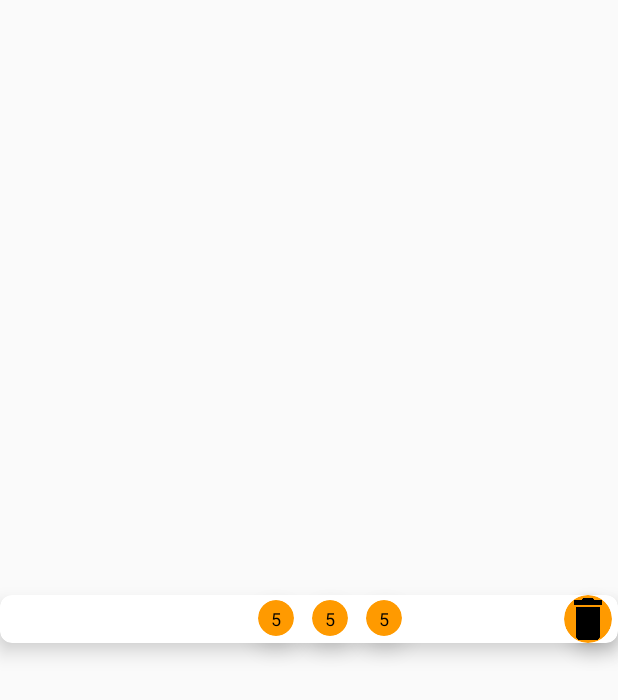
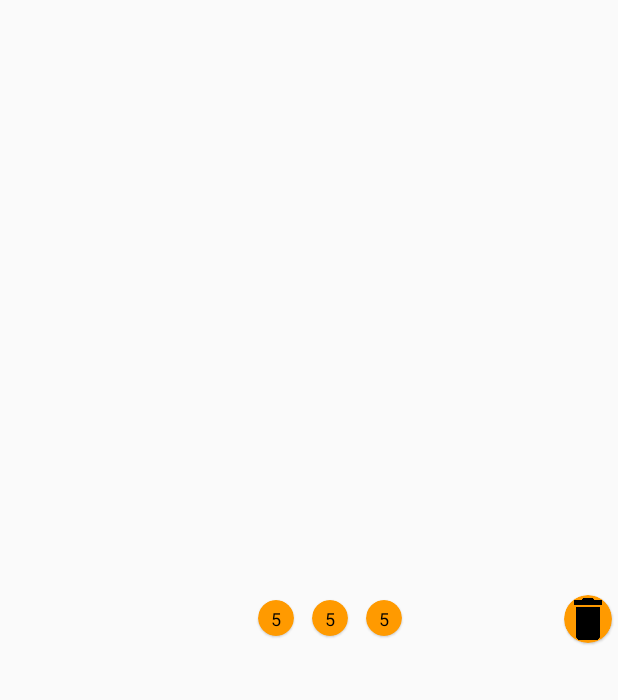
Before and after one commit to mdrewry/IntervalTimer, an Android app: the layout timermainview.xml on its own in the app's theme, with its tools: preview values and no code run, on a phone screen of 412 x 824 dp. Shown: the top 700 px of the screen. Run offline under Robolectric (Android 15) with nearby library versions, the phone set to English and light mode, and no system bars.

Commit message:
minor bug fixes and ui improvements

```diff
--- a/app/src/main/java/com/markdrewry/intervaltimer/MainActivity.java
+++ b/app/src/main/java/com/markdrewry/intervaltimer/MainActivity.java
@@ -222,6 +222,7 @@ public class MainActivity extends AppCompatActivity {
             lengthIntervalInList.setText(""+timers.get(position).getIntervalLength());
             lengthBreakInList.setText(""+timers.get(position).getBreakLength());
             timerName.setText(timers.get(position).getName());
+            itemView.setBackgroundResource(R.drawable.listviewselector);
             if(MainActivity.edit) {
                 deleteB.setVisibility(View.VISIBLE);
                 cardViewDelete.setVisibility(View.VISIBLE);
--- a/app/src/main/java/com/markdrewry/intervaltimer/addTimer.java
+++ b/app/src/main/java/com/markdrewry/intervaltimer/addTimer.java
@@ -43,8 +43,8 @@ public class addTimer extends AppCompatActivity {
             @Override
             public void onClick(View v) {
                 if(!nameText.getText().toString().equals("") && !numIntText.getText().toString().equals("") && !lenInt.getText().toString().equals("") && !lenBreak.getText().toString().equals("")){
-                    if(nameText.getText().length()>10){
-                        Toast.makeText(addTimer.this, "Name must be less than 12 characters",Toast.LENGTH_SHORT).show();
+                    if(nameText.getText().length()>=11){
+                        Toast.makeText(addTimer.this, "Name must be 10 or less characters",Toast.LENGTH_SHORT).show();
                     }
                     else {
                         createTimer();
--- a/app/src/main/res/layout/timermainview.xml
+++ b/app/src/main/res/layout/timermainview.xml
@@ -3,20 +3,9 @@
     xmlns:app="http://schemas.android.com/apk/res-auto"
     android:orientation="horizontal"
     android:layout_width="match_parent"
-    android:layout_height="match_parent">
+    android:layout_height="match_parent"
+    >
 
-    <androidx.cardview.widget.CardView
-        android:id="@+id/cardViewMain"
-        android:layout_width="match_parent"
-        android:layout_height="32dp"
-        app:layout_constraintStart_toStartOf="@id/nameOfTimerInList"
-        app:layout_constraintEnd_toEndOf="@id/nameOfTimerInList"
-        app:layout_constraintTop_toTopOf="@id/nameOfTimerInList"
-        app:layout_constraintBottom_toBottomOf="@id/nameOfTimerInList"
-        app:cardElevation="8dp"
-        app:cardCornerRadius="8dp"
-        app:cardBackgroundColor="?attr/colorPrimary"
-        ></androidx.cardview.widget.CardView>
     <androidx.cardview.widget.CardView
         android:id="@+id/cardViewDelete"
         android:layout_width="32dp"
@@ -25,7 +14,7 @@
         app:layout_constraintEnd_toEndOf="@id/deleteTimerButton"
         app:layout_constraintTop_toTopOf="@id/deleteTimerButton"
         app:layout_constraintBottom_toBottomOf="@id/deleteTimerButton"
-        app:cardElevation="8dp"
+        app:cardElevation="1dp"
         app:cardCornerRadius="16dp"
         app:cardBackgroundColor="?attr/colorAccent"
         ></androidx.cardview.widget.CardView>
@@ -37,7 +26,7 @@
         app:layout_constraintTop_toTopOf="parent"
         app:layout_constraintBottom_toBottomOf="parent"
         android:layout_marginStart="12dp"
-        app:cardElevation="8dp"
+        app:cardElevation="1dp"
         app:cardCornerRadius="12dp"
         app:cardBackgroundColor="?attr/colorAccent"
         ></androidx.cardview.widget.CardView>
@@ -49,7 +38,7 @@
         app:layout_constraintTop_toTopOf="parent"
         app:layout_constraintBottom_toBottomOf="parent"
         android:layout_marginStart="12dp"
-        app:cardElevation="8dp"
+        app:cardElevation="1dp"
         app:cardCornerRadius="12dp"
         app:cardBackgroundColor="?attr/colorAccent"
         ></androidx.cardview.widget.CardView>
@@ -61,7 +50,7 @@
         app:layout_constraintTop_toTopOf="parent"
         app:layout_constraintBottom_toBottomOf="parent"
         android:layout_marginStart="12dp"
-        app:cardElevation="8dp"
+        app:cardElevation="1dp"
         app:cardCornerRadius="12dp"
         app:cardBackgroundColor="?attr/colorAccent"
         ></androidx.cardview.widget.CardView>
@@ -74,7 +63,7 @@
         app:layout_constraintTop_toTopOf="parent"
         app:layout_constraintBottom_toBottomOf="parent"
         android:textColor="?attr/textColor"
-        android:elevation="8dp"
+        android:elevation="1dp"
         android:textSize="24dp" />
     <TextView
         android:id="@+id/numIntervalsInList"
@@ -86,7 +75,7 @@
         app:layout_constraintBottom_toBottomOf="@id/cardViewNumIntervals"
         android:textColor="?attr/textColor"
         android:gravity="center"
-        android:elevation="8dp"
+        android:elevation="1dp"
         android:textSize="12dp"
         android:text="5"/>
 
@@ -100,7 +89,7 @@
         app:layout_constraintBottom_toBottomOf="@id/cardViewLengthIntervals"
         android:textColor="?attr/textColor"
         android:gravity="center"
-        android:elevation="8dp"
+        android:elevation="1dp"
         android:textSize="12dp"
         android:text="5"/>
     <TextView
@@ -113,7 +102,7 @@
         app:layout_constraintBottom_toBottomOf="@id/cardViewLengthBreak"
         android:textColor="?attr/textColor"
         android:gravity="center"
-        android:elevation="8dp"
+        android:elevation="1dp"
         android:textSize="12dp"
         android:text="5"/>
 
@@ -125,6 +114,6 @@
         app:layout_constraintTop_toTopOf="@id/nameOfTimerInList"
         app:layout_constraintEnd_toEndOf="parent"
         android:layout_marginEnd="8dp"
-        android:elevation="8dp"
+        android:elevation="1dp"
         app:layout_constraintBottom_toBottomOf="@id/nameOfTimerInList"></ImageButton>
 </androidx.constraintlayout.widget.ConstraintLayout>
```
Also changed, not shown: app/src/main/java/com/markdrewry/intervaltimer/timer.java (+6 -8 lines), app/src/main/res/drawable/listviewselector.xml (added, +9 -0 lines), app/src/main/res/drawable/listviewshape.xml (added, +7 -0 lines).
